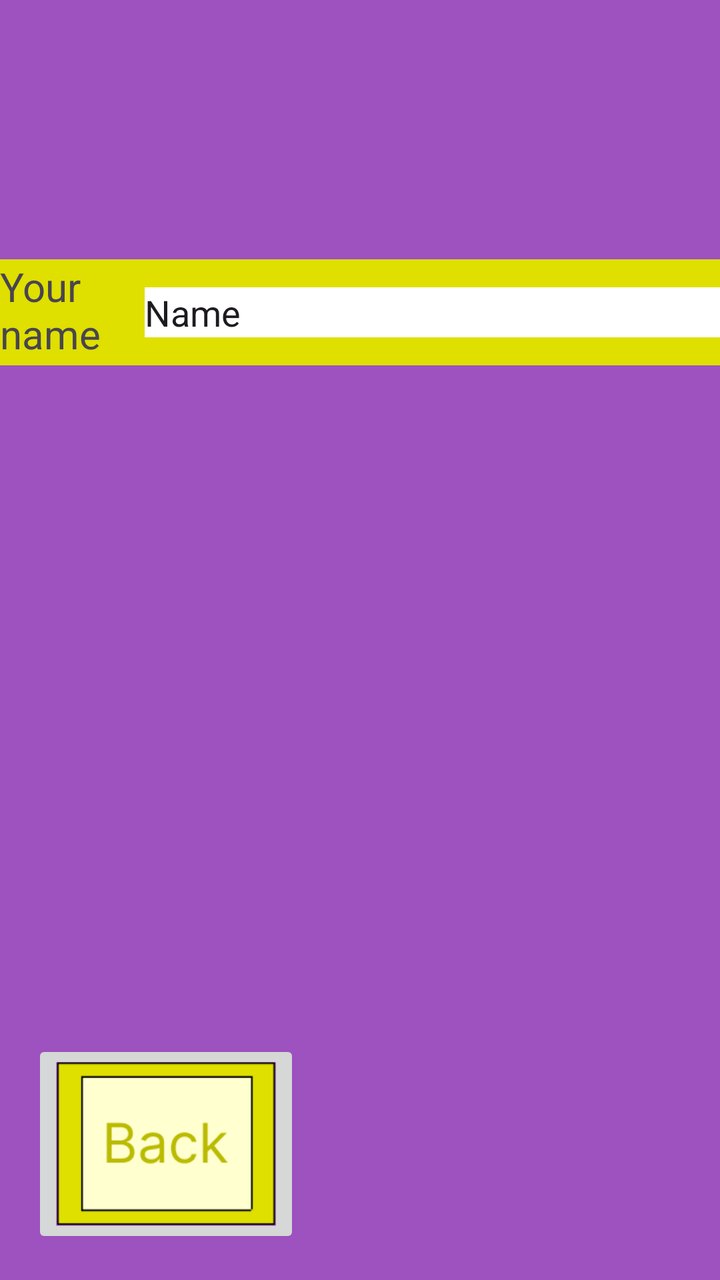
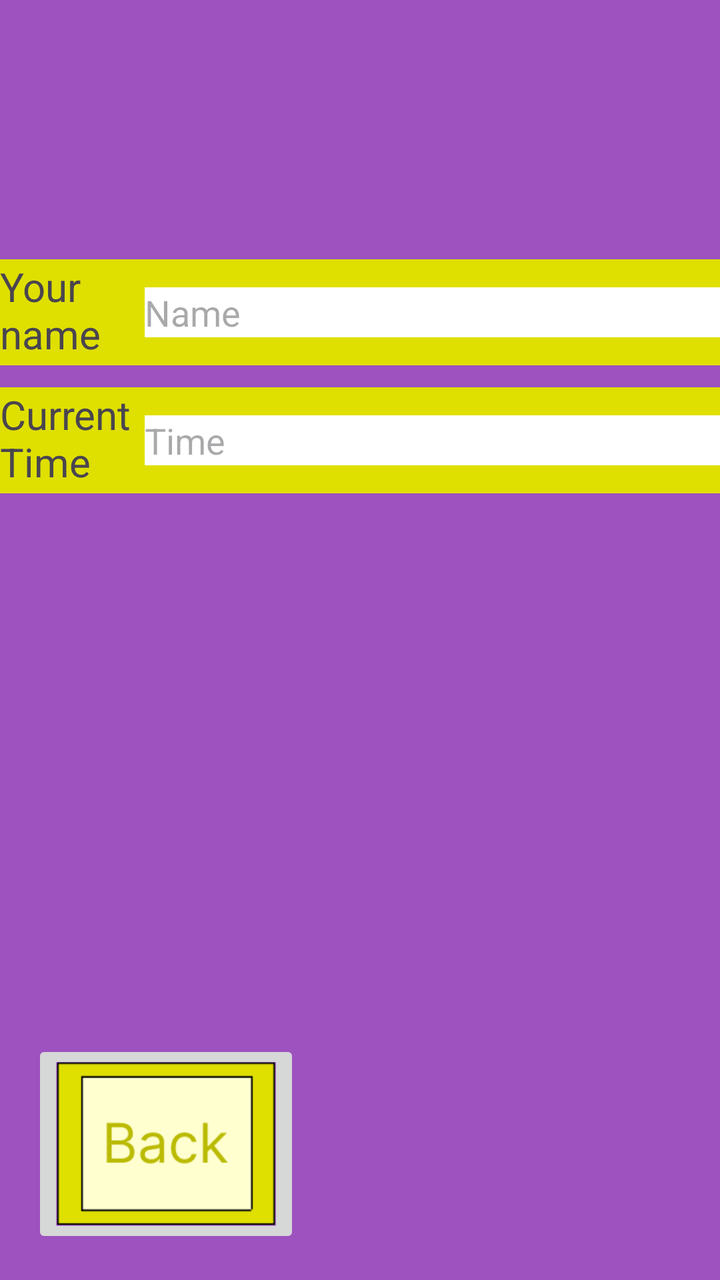

The first picture is an Android layout as it rendered before a commit; the second is the same layout after the commit. The layout source and the unified diff follow.
<!-- AndroidManifest.xml: application theme Theme.Tiktikontheclock -->
<!-- res/layout/activity_main2.xml -->
<?xml version="1.0" encoding="utf-8"?>
<androidx.constraintlayout.widget.ConstraintLayout xmlns:android="http://schemas.android.com/apk/res/android"
    xmlns:app="http://schemas.android.com/apk/res-auto"
    xmlns:tools="http://schemas.android.com/tools"
    android:id="@+id/main"
    android:layout_width="match_parent"
    android:layout_height="match_parent"
    android:background="#9D52BF"
    tools:context=".MainActivity2" >

    <LinearLayout
        android:layout_width="361dp"
        android:layout_height="53dp"
        android:background="#DFDF00"
        android:orientation="horizontal"
        app:layout_constraintBottom_toBottomOf="parent"
        app:layout_constraintEnd_toEndOf="parent"
        app:layout_constraintStart_toStartOf="parent"
        app:layout_constraintTop_toTopOf="parent"
        app:layout_constraintVertical_bias="0.221">

        <TextView
            android:id="@+id/textView5"
            android:textSize="20dp"
            android:layout_width="68dp"
            android:layout_height="53dp"
            android:layout_weight="1"
            android:text="Your name " />

        <EditText
            android:id="@+id/editTextText"
            android:layout_width="284dp"
            android:layout_height="25dp"
            android:layout_gravity="center"
            android:layout_weight="1"
            android:background="@color/white"
            android:ems="10"
            android:inputType="text"
            android:text="Name" />
    </LinearLayout>

    <ImageButton
        android:id="@+id/BackButtonP2"
        android:layout_width="134dp"
        android:layout_height="104dp"
        android:layout_marginStart="16dp"
        android:layout_marginBottom="16dp"
        android:scaleType="fitCenter"
        app:layout_constraintBottom_toBottomOf="parent"
        app:layout_constraintStart_toStartOf="parent"
        app:srcCompat="@drawable/schermafbeelding_2026_10_07_141405" />

</androidx.constraintlayout.widget.ConstraintLayout>
<!-- resources referenced by this layout -->
<resources>
  <color name="white">#FFFFFFFF</color>
  <!-- drawable schermafbeelding_2026_10_07_141405: png bitmap (drawable, 3193 bytes) -->
  <style name="Theme.Tiktikontheclock" parent="Base.Theme.Tiktikontheclock" />
  <style name="Base.Theme.Tiktikontheclock" parent="Theme.Material3.DayNight.NoActionBar">
          
          
      </style>
</resources>

<!-- the commit's change to res/layout/activity_main2.xml (unified diff, before → after) -->
@@ -20,7 +20,7 @@
         app:layout_constraintVertical_bias="0.221">
 
         <TextView
-            android:id="@+id/textView5"
+            android:id="@+id/YourNameText"
             android:textSize="20dp"
             android:layout_width="68dp"
             android:layout_height="53dp"
@@ -28,15 +28,48 @@
             android:text="Your name " />
 
         <EditText
-            android:id="@+id/editTextText"
+            android:id="@+id/edittextname"
             android:layout_width="284dp"
             android:layout_height="25dp"
             android:layout_gravity="center"
             android:layout_weight="1"
             android:background="@color/white"
             android:ems="10"
+            android:hint="Name"
             android:inputType="text"
-            android:text="Name" />
+            android:text="" />
+    </LinearLayout>
+
+    <LinearLayout
+        android:layout_width="361dp"
+        android:layout_height="53dp"
+        android:background="#DFDF00"
+        android:orientation="horizontal"
+        app:layout_constraintBottom_toBottomOf="parent"
+        app:layout_constraintEnd_toEndOf="parent"
+        app:layout_constraintStart_toStartOf="parent"
+        app:layout_constraintTop_toTopOf="parent"
+        app:layout_constraintVertical_bias="0.33">
+
+        <TextView
+            android:id="@+id/CurrentTimeText"
+            android:layout_width="68dp"
+            android:layout_height="53dp"
+            android:layout_weight="1"
+            android:text="Current Time"
+            android:textSize="20dp" />
+
+        <EditText
+            android:id="@+id/edittexttime"
+            android:layout_width="284dp"
+            android:layout_height="25dp"
+            android:layout_gravity="center"
+            android:layout_weight="1"
+            android:background="@color/white"
+            android:ems="10"
+            android:hint="Time"
+            android:inputType="text"
+            android:text="" />
     </LinearLayout>
 
     <ImageButton
